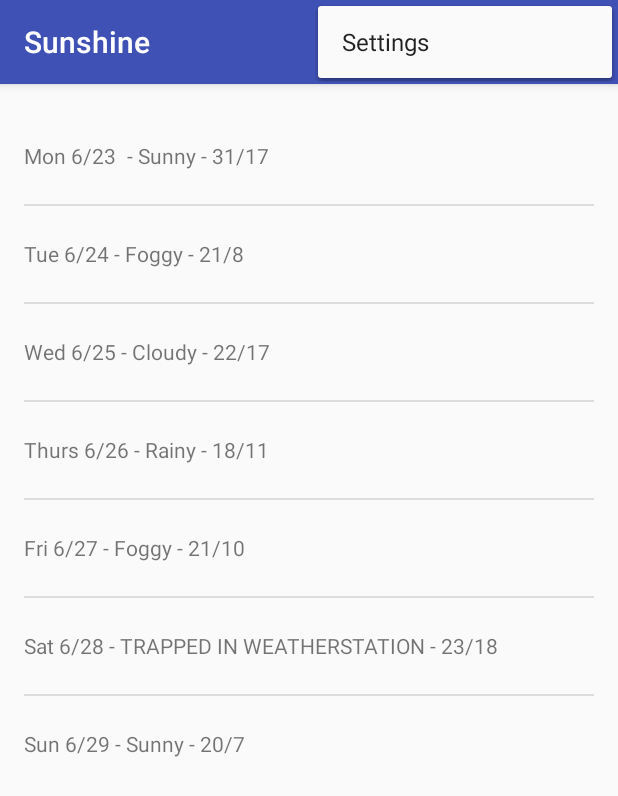
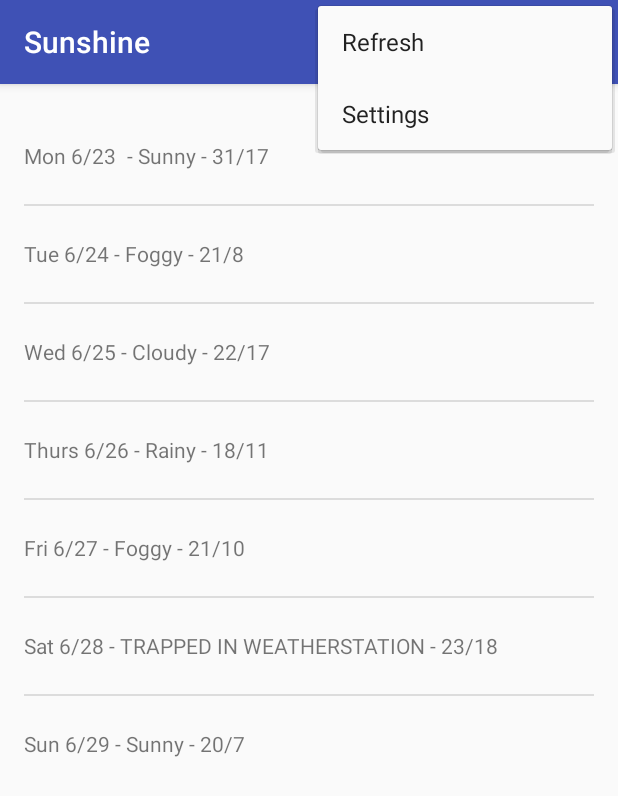
Before and after one commit to thenbha/Sunshine-app, an Android app: the screen it shows after launch (MainActivity), with the options menu open, on a phone screen of 412 x 824 dp. Shown: the top 796 px of the screen. Run offline under Robolectric (Android 15) with nearby library versions, the phone set to English and light mode, and no system bars.

Commit message:
Add Refresh menu item and permission
- Add permission for internet in the manifest file
- Create a menu layout for the fragment to get a 'Refresh' menu item
- Change the ForecastFragment to include the menu

```diff
--- a/Sunshine/app/src/main/AndroidManifest.xml
+++ b/Sunshine/app/src/main/AndroidManifest.xml
@@ -16,6 +16,9 @@
                 <category android:name="android.intent.category.LAUNCHER" />
             </intent-filter>
         </activity>
+
     </application>
 
+    <!-- PErmission to access the internet -->
+    <uses-permission android:name="android.permission.INTERNET" />
 </manifest>
--- a/Sunshine/app/src/main/java/com/project/home/sunshine/ForecastFragment.java
+++ b/Sunshine/app/src/main/java/com/project/home/sunshine/ForecastFragment.java
@@ -5,6 +5,9 @@ import android.os.Bundle;
 import android.support.v4.app.Fragment;
 import android.util.Log;
 import android.view.LayoutInflater;
+import android.view.Menu;
+import android.view.MenuInflater;
+import android.view.MenuItem;
 import android.view.View;
 import android.view.ViewGroup;
 import android.widget.ArrayAdapter;
@@ -25,6 +28,29 @@ import java.util.ArrayList;
 public class ForecastFragment extends Fragment {
 
     public ForecastFragment() {
+    }
+
+    @Override
+    public void onCreate(Bundle savedInstanceState) {
+        super.onCreate(savedInstanceState);
+
+        setHasOptionsMenu(true);
+    }
+
+    @Override
+    public void onCreateOptionsMenu(Menu menu, MenuInflater inflater) {
+        inflater.inflate(R.menu.forecastfragment,menu);
+    }
+
+    @Override
+    public boolean onOptionsItemSelected(MenuItem item) {
+        int itemId = item.getItemId();
+        if(itemId == R.id.action_refresh) {
+            FetchWeatherTask weatherTask = new FetchWeatherTask();
+            weatherTask.execute();
+            return true;
+        }
+        return super.onOptionsItemSelected(item);
     }
 
     @Override
@@ -106,6 +132,8 @@ public class ForecastFragment extends Fragment {
                 return null;
             }
             forecastJsonStr = buffer.toString();
+            Log.v(LOG_TAG,"Forecast JSON is : " + forecastJsonStr);
+
         } catch (IOException e) {
             Log.e(LOG_TAG, "Error ", e);
             // If the code didn't successfully get the weather data, there's no point in attemping
--- /dev/null
+++ b/Sunshine/app/src/main/res/menu/forecastfragment.xml
@@ -0,0 +1,10 @@
+<?xml version="1.0" encoding="utf-8"?>
+<menu
+    xmlns:android="http://schemas.android.com/apk/res/android"
+    xmlns:app="http://schemas.android.com/apk/res-auto">
+    <item
+        android:id="@+id/action_refresh"
+        android:title="@string/refresh_text"
+        app:showAsAction="never"
+    />
+</menu>
--- a/Sunshine/app/src/main/res/values/strings.xml
+++ b/Sunshine/app/src/main/res/values/strings.xml
@@ -3,6 +3,11 @@
 
     <string name="app_name">Sunshine</string>
     <string name="hello_world">Hello world!</string>
+
+    <!-- Used in the menu item of Main Activity -->
     <string name="action_settings">Settings</string>
 
+    <!-- Used in the forecastfragment menu - Refresh -->
+    <!-- No need of translation -->
+    <string name="refresh_text" translatable="false">Refresh</string>
 </resources>
```
